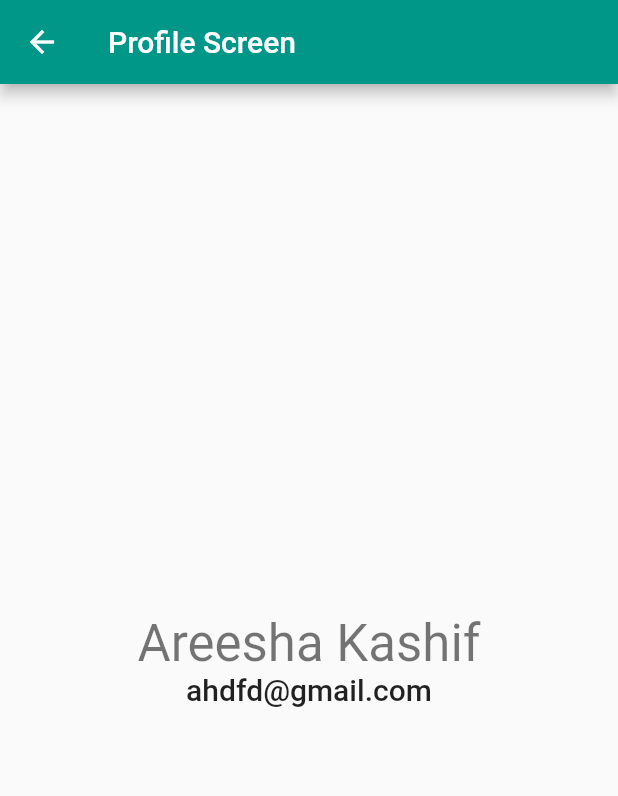
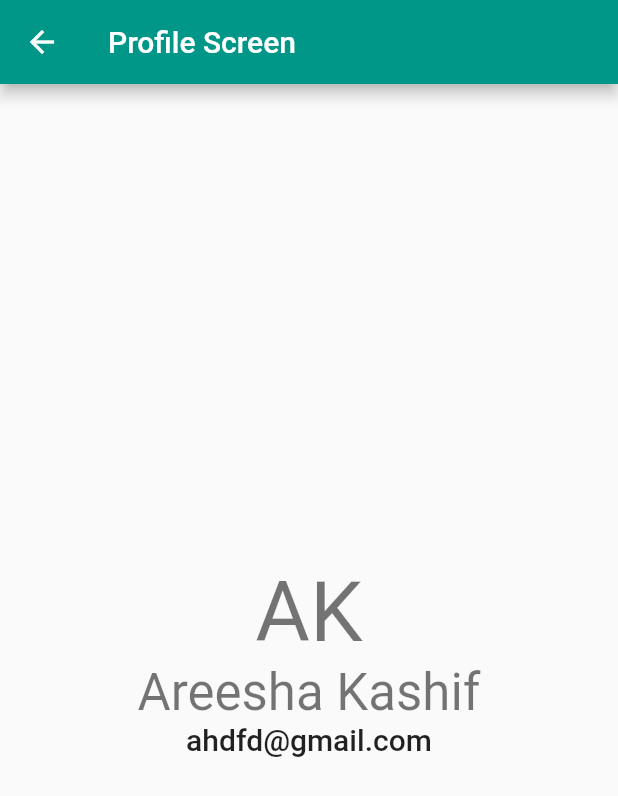
Before and after one commit to areeshak/flutter_mobile_dev, a Flutter app: the screen it shows after launch, after a tap on "Click Me", on a phone screen of 412 x 824 dp. Shown: the top 796 px of the screen. Run offline on Flutter 3.47's test engine with Material 2 defaults, Android fonts, the phone set to English and light mode, and no system bars.

Commit message:
add initials field to Profile class

```diff
--- a/lib/Basic Widgets/navigation5/main_screen.dart
+++ b/lib/Basic Widgets/navigation5/main_screen.dart
@@ -40,7 +40,7 @@ class _NavigationMainScreenPageState extends State<NavigationMainScreenPage> {
             ),
             const Padding(padding: EdgeInsets.all(8)),
             ElevatedButton(onPressed: (){
-              var profile = Profile(name: "Areesha Kashif", email: "ahdfd@gmail.com");
+              var profile = Profile(initials:'AK', name: "Areesha Kashif", email: "ahdfd@gmail.com");
               Navigator.of(context).push(
                 MaterialPageRoute(
                   builder: (context) => ProfileScreen(                                //navigate to profile screen
--- a/lib/Basic Widgets/navigation5/profile.dart
+++ b/lib/Basic Widgets/navigation5/profile.dart
@@ -1,7 +1,12 @@
 class Profile {
+
+  final String initials;
   final String name;
   final String email;
 
-  //Profile(this.name, this.email);
-  Profile({required this.name, required this.email});
+  Profile({
+    required this.initials,
+    required this.name,
+    required this.email,
+  });
 }
--- a/lib/Basic Widgets/navigation5/profile_screen.dart
+++ b/lib/Basic Widgets/navigation5/profile_screen.dart
@@ -23,6 +23,10 @@ class _ProfileScreenState extends State<ProfileScreen> {
           mainAxisAlignment: MainAxisAlignment.center,
           children: [
             Text(
+              widget.profile.initials,
+              style: Theme.of(context).textTheme.headline2,
+            ),
+            Text(
               widget.profile.name,
               style: Theme.of(context).textTheme.headline4,
             ),
```
